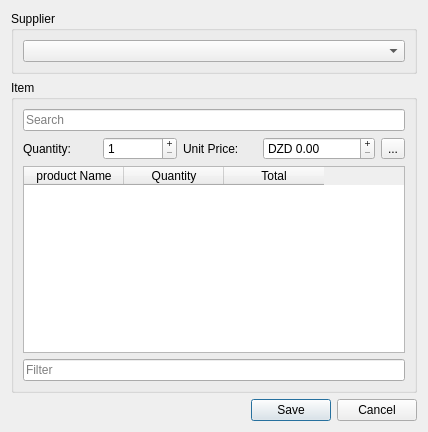
Qt form POS-System/orderdialog.ui (AbdelkarimYT/Leaf) before a commit.
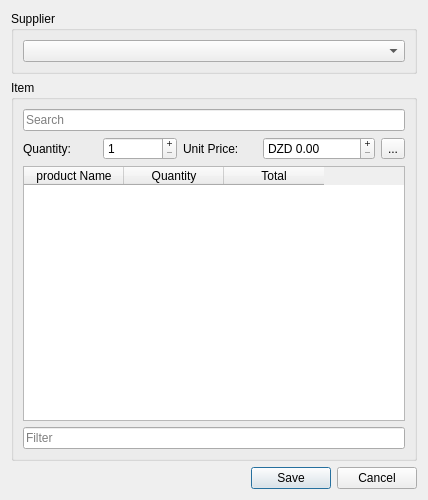
The same form after that commit.

Diff of the .ui file:
```diff
--- a/POS-System/orderdialog.ui
+++ b/POS-System/orderdialog.ui
@@ -7,7 +7,7 @@
     <x>0</x>
     <y>0</y>
     <width>428</width>
-    <height>432</height>
+    <height>500</height>
    </rect>
   </property>
   <property name="windowTitle">
```
